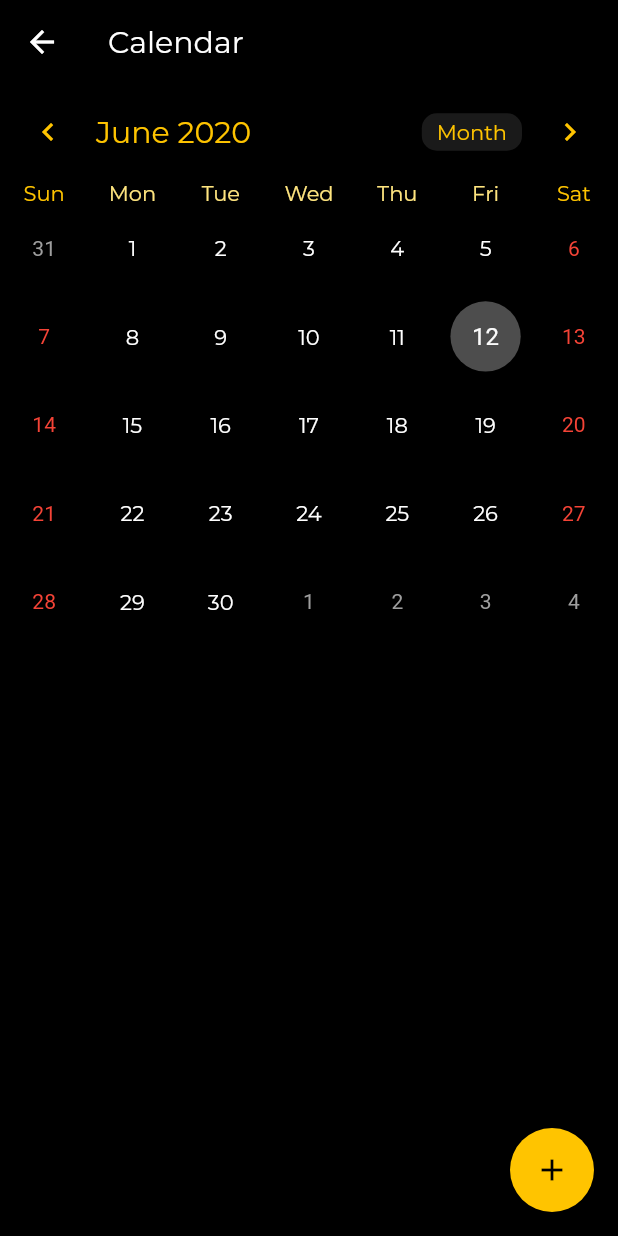
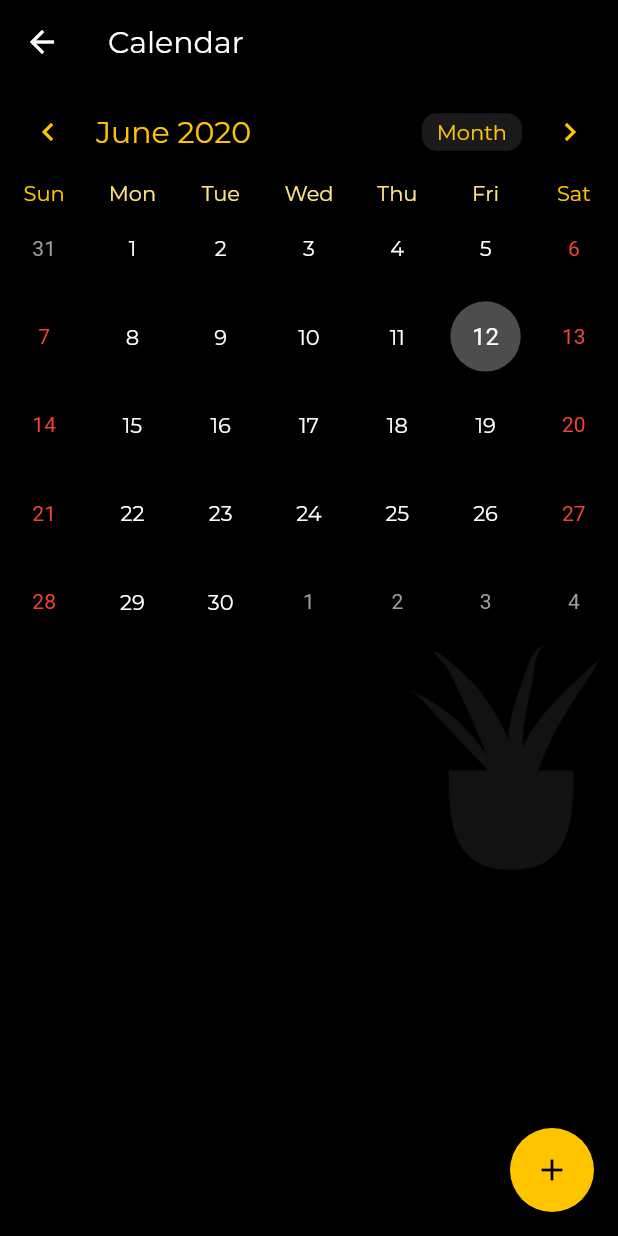
Before and after one commit to Shraddhasaini/Whereisevery1, a Flutter app: the MyCalendar screen opened directly, on a phone screen of 412 x 824 dp. Run offline on Flutter 3.47's test engine with Material 2 defaults, Android fonts, the phone set to English and light mode, and no system bars; drawn by our look-alikes of table_calendar; our stand-ins replace cloud_firestore, firebase_auth, flutter_spinkit, geolocator, google_maps_flutter, google_sign_in; accounts and stored records are empty.

Commit message:
[FRI120420] Pot Added

```diff
--- a/lib/screens/home/calendar/currentcal.dart
+++ b/lib/screens/home/calendar/currentcal.dart
@@ -124,6 +124,10 @@ void initState(){
                 ),
               ),
             )),
+            Container(
+                height: 150,
+                width: 150,
+                child: Image.asset('assets/pot.png'),),
           ]
         ),
       ),
```
